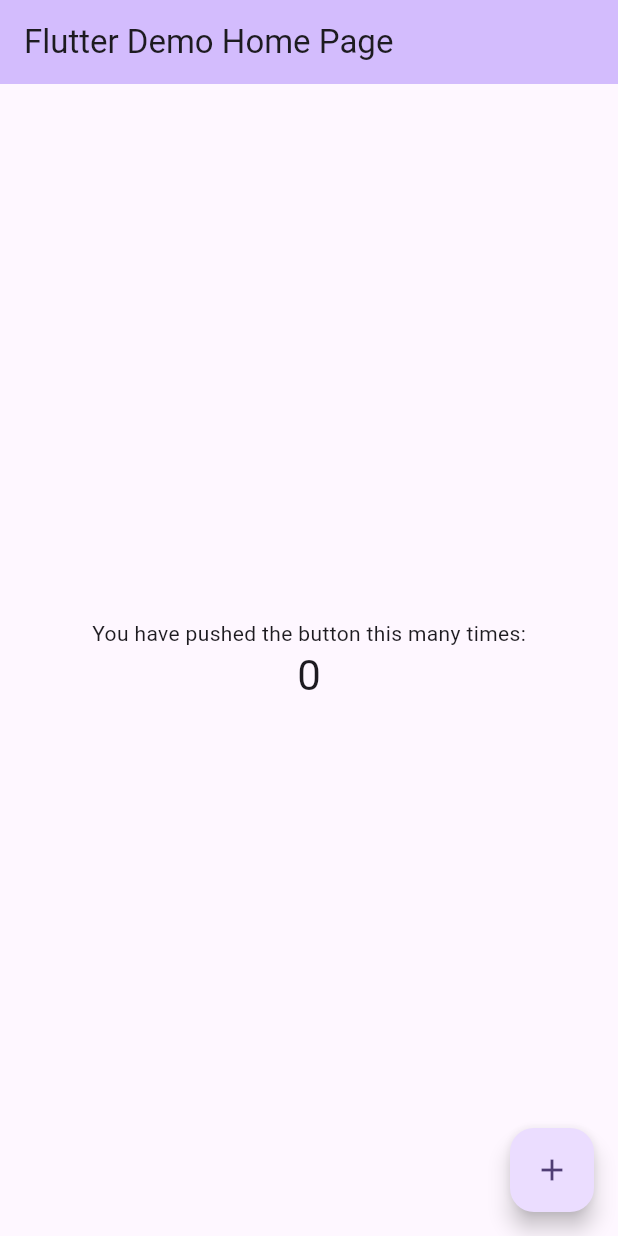
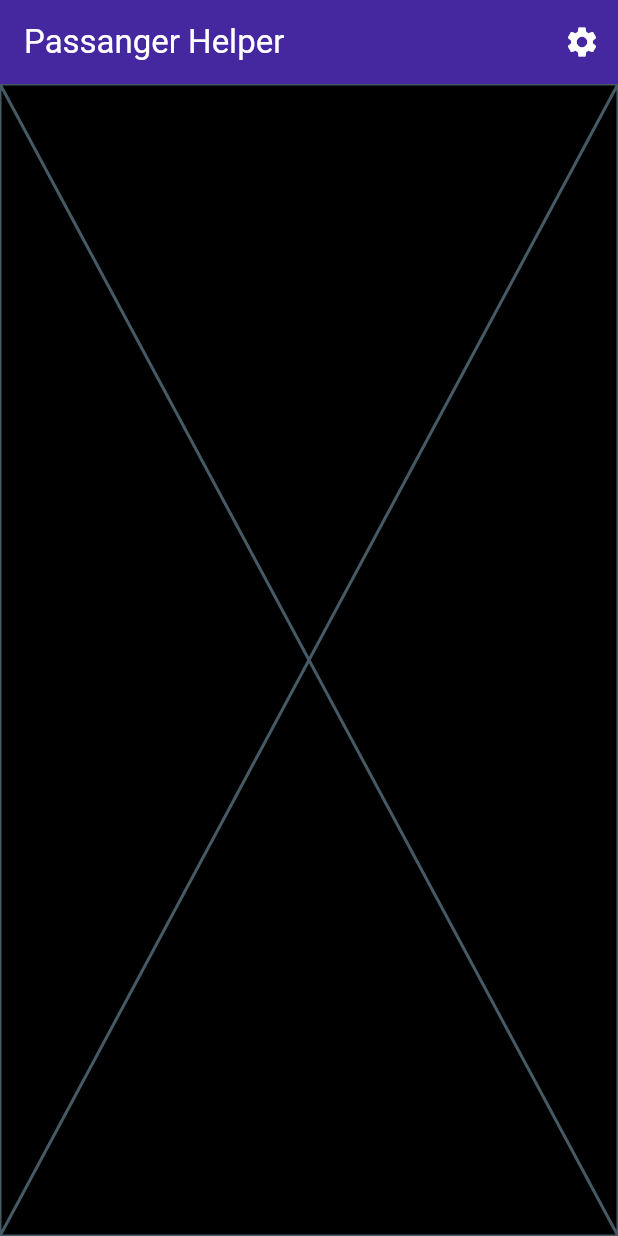
Before and after one commit to AddGur/passenger_helper, a Flutter app: the screen it shows after launch, on a phone screen of 412 x 824 dp. Run offline on Flutter 3.47's test engine with Material 3 defaults, Android fonts, the phone set to English and light mode, and no system bars; our stand-ins replace bloc, equatable, flutter_bloc, google_fonts.

Commit message:
project structure and app_theme

```diff
--- /dev/null
+++ b/lib/core/theme/app_theme.dart
@@ -0,0 +1,68 @@
+import 'package:flutter/material.dart';
+import 'package:google_fonts/google_fonts.dart';
+
+class AppTheme {
+  static final darkTheme = ThemeData(
+    brightness: Brightness.dark,
+    primaryColor: Colors.deepPurple,
+    scaffoldBackgroundColor: Colors.black,
+    appBarTheme: AppBarTheme(
+      backgroundColor: Colors.deepPurple.shade800,
+    ),
+    colorScheme: ColorScheme.dark(
+      primary: Colors.deepPurple,
+      secondary: Colors.purpleAccent,
+    ),
+    textTheme: TextTheme(
+      bodyLarge: GoogleFonts.poppins(color: Colors.white),
+      bodyMedium: GoogleFonts.poppins(color: Colors.white70),
+      headlineLarge: GoogleFonts.lora(
+        fontSize: 32,
+        fontWeight: FontWeight.bold,
+        color: Colors.white,
+      ),
+      headlineMedium: GoogleFonts.lora(
+        fontSize: 28,
+        fontWeight: FontWeight.bold,
+        color: Colors.white,
+      ),
+      headlineSmall: GoogleFonts.lora(
+        fontSize: 24,
+        fontWeight: FontWeight.bold,
+        color: Colors.white,
+      ),
+    ),
+  );
+
+  static final lightTheme = ThemeData(
+    brightness: Brightness.light,
+    primaryColor: Colors.green,
+    scaffoldBackgroundColor: Colors.white,
+    appBarTheme: AppBarTheme(
+      backgroundColor: Colors.green.shade600,
+    ),
+    colorScheme: ColorScheme.light(
+      primary: Colors.green,
+      secondary: Colors.lightGreen,
+    ),
+    textTheme: TextTheme(
+      bodyLarge: GoogleFonts.poppins(color: Colors.black),
+      bodyMedium: GoogleFonts.poppins(color: Colors.black87),
+      headlineLarge: GoogleFonts.lora(
+        fontSize: 32,
+        fontWeight: FontWeight.bold,
+        color: Colors.black,
+      ),
+      headlineMedium: GoogleFonts.lora(
+        fontSize: 28,
+        fontWeight: FontWeight.bold,
+        color: Colors.black,
+      ),
+      headlineSmall: GoogleFonts.lora(
+        fontSize: 24,
+        fontWeight: FontWeight.bold,
+        color: Colors.black,
+      ),
+    ),
+  );
+}
--- /dev/null
+++ b/lib/core/theme/cubit/app_theme_cubit.dart
@@ -0,0 +1,18 @@
+import 'package:bloc/bloc.dart';
+import 'package:equatable/equatable.dart';
+import 'package:flutter/material.dart';
+import 'package:passanger_helper/core/theme/app_theme.dart';
+
+class AppThemeCubit extends Cubit<ThemeData> {
+  AppThemeCubit() : super(AppTheme.lightTheme);
+
+  void loadTheme() {
+    emit(AppTheme.darkTheme);
+  }
+
+  void toggle() {
+    emit(state.brightness == Brightness.light
+        ? AppTheme.darkTheme
+        : AppTheme.lightTheme);
+  }
+}
--- /dev/null
+++ b/lib/features/flights/presentation/home_page.dart
@@ -0,0 +1,29 @@
+import 'package:flutter/material.dart';
+import 'package:flutter_bloc/flutter_bloc.dart';
+import 'package:passanger_helper/core/theme/cubit/app_theme_cubit.dart';
+
+class HomePage extends StatefulWidget {
+  const HomePage({super.key});
+
+  @override
+  State<HomePage> createState() => _HomePageState();
+}
+
+class _HomePageState extends State<HomePage> {
+  @override
+  Widget build(BuildContext context) {
+    return Scaffold(
+      appBar: AppBar(
+        title: Text('Passanger Helper'),
+        actions: [
+          IconButton(
+              onPressed: () {
+                context.read<AppThemeCubit>().toggle();
+              },
+              icon: Icon(Icons.settings))
+        ],
+      ),
+      body: Placeholder(),
+    );
+  }
+}
--- a/lib/main.dart
+++ b/lib/main.dart
@@ -1,4 +1,7 @@
 import 'package:flutter/material.dart';
+import 'package:flutter_bloc/flutter_bloc.dart';
+import 'package:passanger_helper/core/theme/cubit/app_theme_cubit.dart';
+import 'package:passanger_helper/features/flights/presentation/home_page.dart';
 
 void main() {
   runApp(const MyApp());
@@ -7,119 +10,19 @@ void main() {
 class MyApp extends StatelessWidget {
   const MyApp({super.key});
 
-  // This widget is the root of your application.
   @override
   Widget build(BuildContext context) {
-    return MaterialApp(
-      title: 'Flutter Demo',
-      theme: ThemeData(
-        // This is the theme of your application.
-        //
-        // TRY THIS: Try running your application with "flutter run". You'll see
-        // the application has a purple toolbar. Then, without quitting the app,
-        // try changing the seedColor in the colorScheme below to Colors.green
-        // and then invoke "hot reload" (save your changes or press the "hot
-        // reload" button in a Flutter-supported IDE, or press "r" if you used
-        // the command line to start the app).
-        //
-        // Notice that the counter didn't reset back to zero; the application
-        // state is not lost during the reload. To reset the state, use hot
-        // restart instead.
-        //
-        // This works for code too, not just values: Most code changes can be
-        // tested with just a hot reload.
-        colorScheme: ColorScheme.fromSeed(seedColor: Colors.deepPurple),
-        useMaterial3: true,
+    return MultiBlocProvider(
+      providers: [
+        BlocProvider(create: (context) => AppThemeCubit()..loadTheme())
+      ],
+      child: BlocBuilder<AppThemeCubit, ThemeData>(
+        builder: (context, state) => MaterialApp(
+          title: 'Flutter Demo',
+          theme: state,
+          home: HomePage(),
+        ),
       ),
-      home: const MyHomePage(title: 'Flutter Demo Home Page'),
     );
   }
 }
-
-class MyHomePage extends StatefulWidget {
-  const MyHomePage({super.key, required this.title});
-
-  // This widget is the home page of your application. It is stateful, meaning
-  // that it has a State object (defined below) that contains fields that affect
-  // how it looks.
-
-  // This class is the configuration for the state. It holds the values (in this
-  // case the title) provided by the parent (in this case the App widget) and
-  // used by the build method of the State. Fields in a Widget subclass are
-  // always marked "final".
-
-  final String title;
-
-  @override
-  State<MyHomePage> createState() => _MyHomePageState();
-}
-
-class _MyHomePageState extends State<MyHomePage> {
-  int _counter = 0;
-
-  void _incrementCounter() {
-    setState(() {
-      // This call to setState tells the Flutter framework that something has
-      // changed in this State, which causes it to rerun the build method below
-      // so that the display can reflect the updated values. If we changed
-      // _counter without calling setState(), then the build method would not be
-      // called again, and so nothing would appear to happen.
-      _counter++;
-    });
-  }
-
-  @override
-  Widget build(BuildContext context) {
-    // This method is rerun every time setState is called, for instance as done
-    // by the _incrementCounter method above.
-    //
-    // The Flutter framework has been optimized to make rerunning build methods
-    // fast, so that you can just rebuild anything that needs updating rather
-    // than having to individually change instances of widgets.
-    return Scaffold(
-      appBar: AppBar(
-        // TRY THIS: Try changing the color here to a specific color (to
-        // Colors.amber, perhaps?) and trigger a hot reload to see the AppBar
-        // change color while the other colors stay the same.
-        backgroundColor: Theme.of(context).colorScheme.inversePrimary,
-        // Here we take the value from the MyHomePage object that was created by
-        // the App.build method, and use it to set our appbar title.
-        title: Text(widget.title),
-      ),
-      body: Center(
-        // Center is a layout widget. It takes a single child and positions it
-        // in the middle of the parent.
-        child: Column(
-          // Column is also a layout widget. It takes a list of children and
-          // arranges them vertically. By default, it sizes itself to fit its
-          // children horizontally, and tries to be as tall as its parent.
-          //
-          // Column has various properties to control how it sizes itself and
-          // how it positions its children. Here we use mainAxisAlignment to
-          // center the children vertically; the main axis here is the vertical
-          // axis because Columns are vertical (the cross axis would be
-          // horizontal).
-          //
-          // TRY THIS: Invoke "debug painting" (choose the "Toggle Debug Paint"
-          // action in the IDE, or press "p" in the console), to see the
-          // wireframe for each widget.
-          mainAxisAlignment: MainAxisAlignment.center,
-          children: <Widget>[
-            const Text(
-              'You have pushed the button this many times:',
-            ),
-            Text(
-              '$_counter',
-              style: Theme.of(context).textTheme.headlineMedium,
-            ),
-          ],
-        ),
-      ),
-      floatingActionButton: FloatingActionButton(
-        onPressed: _incrementCounter,
-        tooltip: 'Increment',
-        child: const Icon(Icons.add),
-      ), // This trailing comma makes auto-formatting nicer for build methods.
-    );
-  }
-}
```
Also changed, not shown: pubspec.yaml (+8 -7 lines), pubspec.lock, 10 other files.
